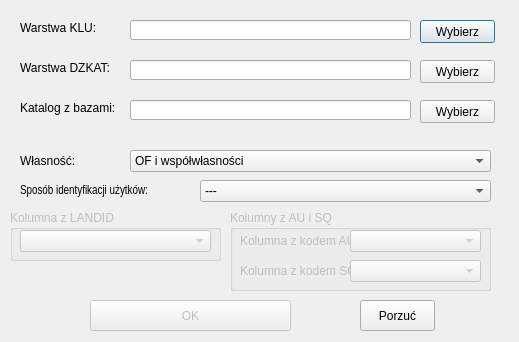
Before: the Qt Designer form skrypty/ui/ui_sprawdz_ls.ui in Marcus-LAS-R/LASR, drawn with Qt 5.
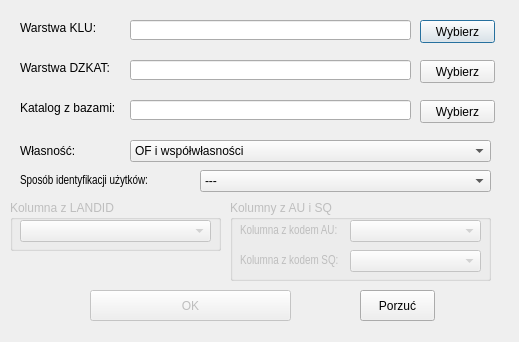
After: the same form once the commit is applied.

What changed in the file:
```diff
--- a/skrypty/ui/ui_sprawdz_ls.ui
+++ b/skrypty/ui/ui_sprawdz_ls.ui
@@ -19,7 +19,7 @@
   <property name="maximumSize">
    <size>
     <width>519</width>
-    <height>342</height>
+    <height>382</height>
    </size>
   </property>
   <property name="windowTitle">
@@ -170,7 +170,7 @@
    <property name="geometry">
     <rect>
      <x>130</x>
-     <y>150</y>
+     <y>140</y>
      <width>361</width>
      <height>22</height>
     </rect>
@@ -195,7 +195,7 @@
    <property name="geometry">
     <rect>
      <x>20</x>
-     <y>150</y>
+     <y>140</y>
      <width>101</width>
      <height>21</height>
     </rect>
@@ -262,7 +262,7 @@
    <property name="geometry">
     <rect>
      <x>20</x>
-     <y>180</y>
+     <y>170</y>
      <width>171</width>
      <height>21</height>
     </rect>
@@ -283,7 +283,7 @@
    <property name="geometry">
     <rect>
      <x>200</x>
-     <y>180</y>
+     <y>170</y>
      <width>291</width>
      <height>22</height>
     </rect>
@@ -319,7 +319,7 @@
    <property name="geometry">
     <rect>
      <x>10</x>
-     <y>210</y>
+     <y>200</y>
      <width>211</width>
      <height>51</height>
     </rect>
@@ -350,7 +350,7 @@
    <property name="geometry">
     <rect>
      <x>230</x>
-     <y>210</y>
+     <y>200</y>
      <width>261</width>
      <height>81</height>
     </rect>
@@ -372,6 +372,11 @@
       <height>21</height>
      </rect>
     </property>
+    <property name="font">
+     <font>
+      <family>Arial Narrow</family>
+     </font>
+    </property>
     <property name="text">
      <string>Kolumna z kodem AU:</string>
     </property>
@@ -385,6 +390,11 @@
       <height>21</height>
      </rect>
     </property>
+    <property name="font">
+     <font>
+      <family>Arial Narrow</family>
+     </font>
+    </property>
     <property name="text">
      <string>Kolumna z kodem SQ:</string>
     </property>
@@ -417,7 +427,7 @@
    <property name="geometry">
     <rect>
      <x>90</x>
-     <y>300</y>
+     <y>290</y>
      <width>201</width>
      <height>31</height>
     </rect>
@@ -435,7 +445,7 @@
    <property name="geometry">
     <rect>
      <x>360</x>
-     <y>300</y>
+     <y>290</y>
      <width>75</width>
      <height>31</height>
     </rect>
```
